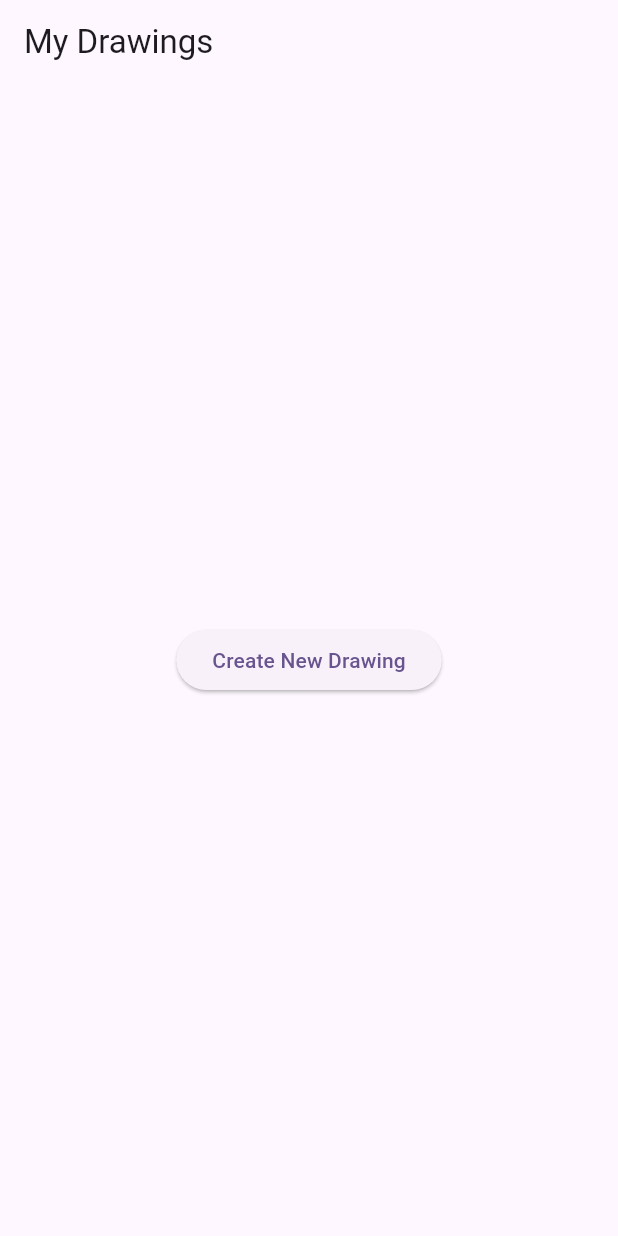
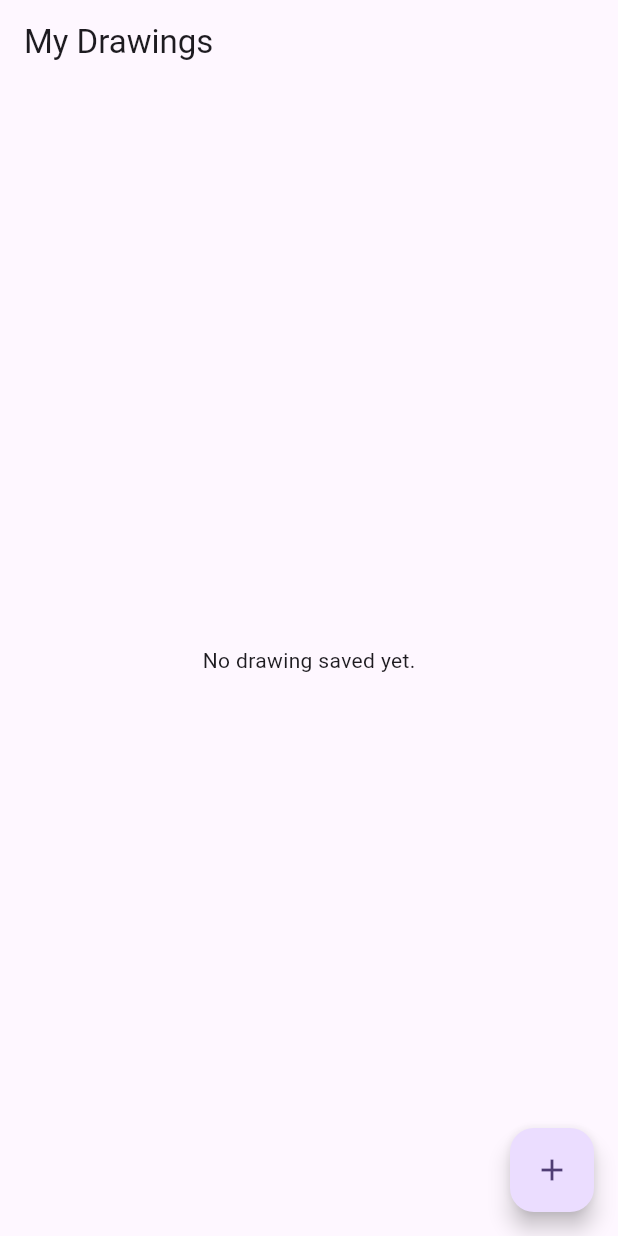
Before and after one commit to mohtashimcs/flutter-drawing-app, a Flutter app: the screen it shows after launch, on a phone screen of 412 x 824 dp. Run offline on Flutter 3.47's test engine with Material 3 defaults, Android fonts, the phone set to English and light mode, and no system bars; our stand-ins replace hive, hive_flutter; accounts and stored records are empty.

Commit message:
implemented hive save and get functionality

```diff
--- a/lib/features/home/home_screen.dart
+++ b/lib/features/home/home_screen.dart
@@ -1,4 +1,6 @@
+import 'package:drawing_app/features/draw/models/stroke_model.dart';
 import 'package:flutter/material.dart';
+import 'package:hive/hive.dart';
 
 class HomeScreen extends StatefulWidget {
   const HomeScreen({super.key});
@@ -8,16 +10,60 @@ class HomeScreen extends StatefulWidget {
 }
 
 class _HomeScreenState extends State<HomeScreen> {
+  late Box<List<Stroke>> _drawingBox;
+
+  @override
+  void initState() {
+    _initializeHive();
+    super.initState();
+  }
+
+  Future<void> _initializeHive() async {
+    // await Hive.deleteFromDisk();
+    _drawingBox = Hive.box<List<Stroke>>('drawings');
+  }
+
   @override
   Widget build(BuildContext context) {
+    final drawingNames = _drawingBox.keys.cast<String>().toList();
     return Scaffold(
-      appBar: AppBar(
-        title: Text('My Drawings'),
-      ),
-      body: Center(
-        child: ElevatedButton(onPressed: (){
+      appBar: AppBar(title: Text('My Drawings')),
+      body:
+          drawingNames.isEmpty
+              ? const Center(child: Text('No drawing saved yet.'))
+              : GridView.builder(
+                padding: EdgeInsets.all(10),
+                itemCount: drawingNames.length,
+                gridDelegate: const SliverGridDelegateWithFixedCrossAxisCount(
+                  crossAxisCount: 2,
+                  crossAxisSpacing: 8,
+                  mainAxisSpacing: 8,
+                ),
+                itemBuilder: (context, index) {
+                  final name = drawingNames[index];
+                  return GestureDetector(
+                    onTap: () {
+                      Navigator.pushNamed(context, '/draw', arguments: name);
+                    },
+                    child: Card(
+                      elevation: 4,
+                      child: Text(
+                        name,
+                        textAlign: TextAlign.center,
+                        style: TextStyle(
+                          fontSize: 16,
+                          fontWeight: FontWeight.bold,
+                        ),
+                      ),
+                    ),
+                  );
+                },
+              ),
+      floatingActionButton: FloatingActionButton(
+        onPressed: () {
           Navigator.pushNamed(context, '/draw');
-        }, child: const Text("Create New Drawing")),
+        },
+        child: Icon(Icons.add),
       ),
     );
   }
```
Also changed, not shown: lib/features/draw/draw_screen.dart (+18 -5 lines), 1 other file.
